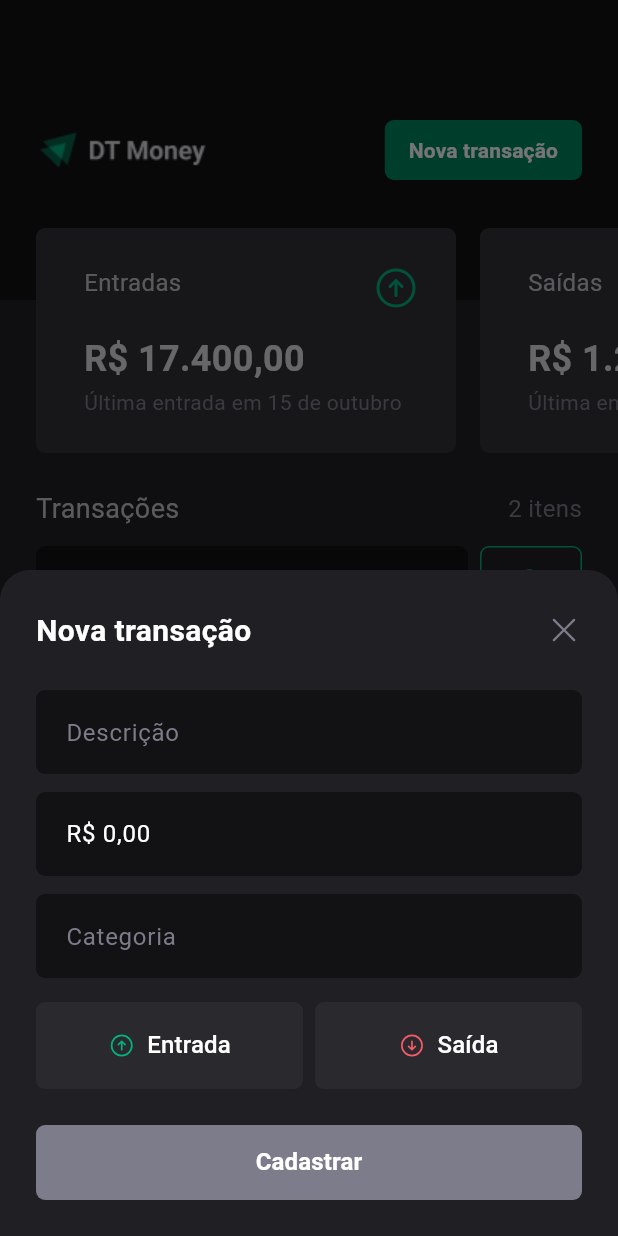
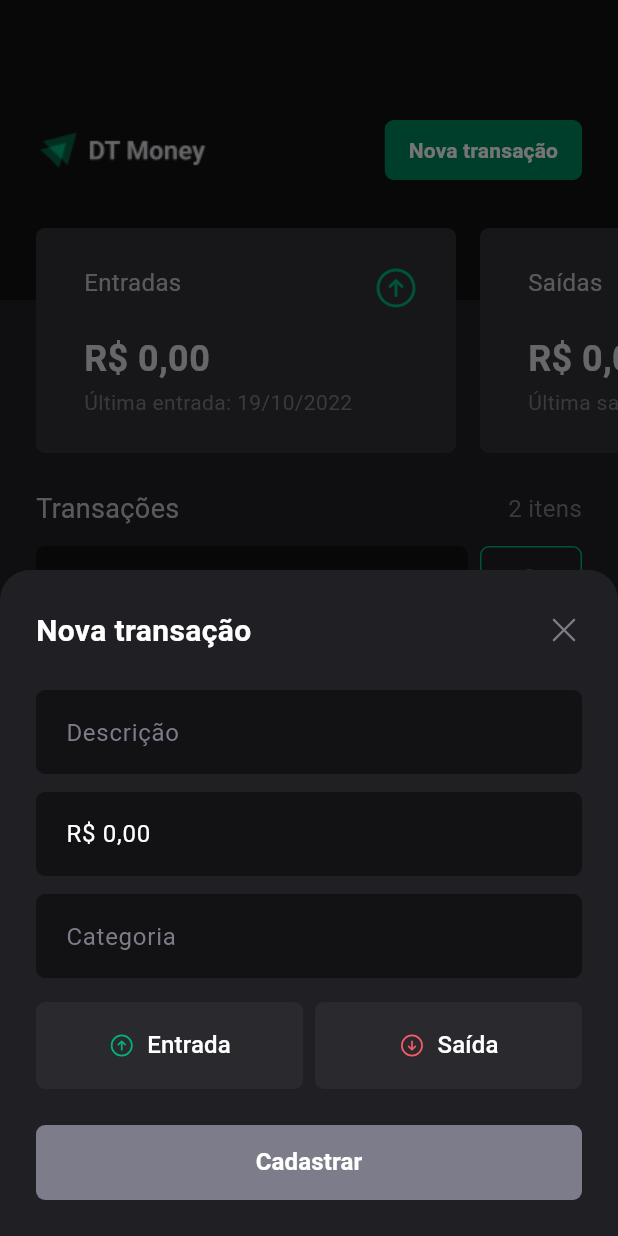
Before and after one commit to alvesluc/dt_money, a Flutter app: the screen it shows after launch, after a tap on "Nova transação", on a phone screen of 412 x 824 dp. Run offline on Flutter 3.47's test engine with Material 2 defaults, Android fonts, the phone set to English and light mode, and no system bars; our stand-ins replace currency_text_input_formatter, phosphor_flutter, shared_preferences.

Commit message:
Transactions and Dashboard synced now displaying date formatted

```diff
--- a/lib/src/app.dart
+++ b/lib/src/app.dart
@@ -1,3 +1,4 @@
+import 'package:dt_money/src/providers/dashboard_provider.dart';
 import 'package:flutter/material.dart';
 import 'package:provider/provider.dart';
 
@@ -22,7 +23,13 @@ class MyApp extends StatelessWidget {
         ),
         ChangeNotifierProvider(
           create: (context) => TransactionsStore(context.read()),
-        )
+        ),
+        Provider(
+          create: (context) => DashboardService(context.read()),
+        ),
+        ChangeNotifierProvider(
+          create: (context) => DashboardStore(context.read()),
+        ),
       ],
       child: MaterialApp(
         debugShowCheckedModeBanner: false,
--- a/lib/src/features/home/home_page.dart
+++ b/lib/src/features/home/home_page.dart
@@ -2,9 +2,6 @@ import 'package:flutter/material.dart';
 import 'package:flutter/services.dart';
 
 import '../../shared/colors.dart';
-import 'models/total_balance.dart';
-import 'models/total_expenses.dart';
-import 'models/total_income.dart';
 import 'widgets/dashboard.dart';
 import 'widgets/home_app_bar.dart';
 import 'widgets/made_with_love.dart';
@@ -42,10 +39,6 @@ class _HomePageState extends State<HomePage> {
     }
   }
 
-  final totalIncome = TotalIncomeModel(17400, DateTime.now());
-  final totalExpenses = TotalExpensesModel(1259, DateTime.now());
-  final totalBalance = TotalBalanceModel(16141, DateTime.now(), DateTime.now());
-
   @override
   Widget build(BuildContext context) {
     SystemChrome.setSystemUIOverlayStyle(SystemUiOverlayStyle.light);
@@ -56,16 +49,12 @@ class _HomePageState extends State<HomePage> {
         body: ListView(
           controller: scrollController,
           padding: const EdgeInsets.only(),
-          children: [
-            const HomeAppBar(),
-            Dashboard(
-              totalIncome: totalIncome,
-              totalExpenses: totalExpenses,
-              totalBalance: totalBalance,
-            ),
-            const TransactionsList(),
-            const SizedBox(height: 8),
-            const MadeWithLoveByAlvesLuc()
+          children: const [
+            HomeAppBar(),
+            Dashboard(),
+            TransactionsList(),
+            SizedBox(height: 8),
+            MadeWithLoveByAlvesLuc()
           ],
         ),
         floatingActionButton: isFABVisible && constraints.maxWidth < 720
--- /dev/null
+++ b/lib/src/features/home/models/dasboard_model.dart
@@ -0,0 +1,25 @@
+// ignore_for_file: public_member_api_docs, sort_constructors_first
+class DashboardModel {
+  final double totalIncome;
+  final DateTime lastIncomeDate;
+  final double totalExpenses;
+  final DateTime lastExpenseDate;
+  final double totalBalance;
+  final DateTime firstEntry;
+  final DateTime lastEntry;
+
+  DashboardModel(
+    this.totalIncome,
+    this.lastIncomeDate,
+    this.totalExpenses,
+    this.lastExpenseDate,
+    this.totalBalance,
+    this.firstEntry,
+    this.lastEntry,
+  );
+
+  @override
+  String toString() {
+    return 'DashboardModel(totalIncome: $totalIncome, lastIncomeDate: $lastIncomeDate, totalExpenses: $totalExpenses, lastExpenseDate: $lastExpenseDate, totalBalance: $totalBalance, firstEntry: $firstEntry, lastEntry: $lastEntry)';
+  }
+}
--- a/lib/src/features/home/widgets/dashboard.dart
+++ b/lib/src/features/home/widgets/dashboard.dart
@@ -1,26 +1,33 @@
 import 'package:flutter/material.dart';
+import 'package:provider/provider.dart';
 
-import '../models/total_balance.dart';
-import '../models/total_expenses.dart';
-import '../models/total_income.dart';
+import '../../../providers/dashboard_provider.dart';
 import 'expenses_card.dart';
 import 'income_card.dart';
 import 'total_balance_card.dart';
 
-class Dashboard extends StatelessWidget {
-  const Dashboard({
-    super.key,
-    required this.totalIncome,
-    required this.totalExpenses,
-    required this.totalBalance,
+class Dashboard extends StatefulWidget {
+  const Dashboard({super.key});
+
+  @override
+  State<Dashboard> createState() => _DashboardState();
+}
+
+class _DashboardState extends State<Dashboard> {
+  @override
+  void initState() {
+    super.initState();
+    WidgetsBinding.instance.addPostFrameCallback((_) {
+      context.read<DashboardStore>().getDashboard();
     });
-
-  final TotalIncomeModel totalIncome;
-  final TotalExpensesModel totalExpenses;
-  final TotalBalanceModel totalBalance;
+  }
 
   @override
   Widget build(BuildContext context) {
+    final store = context.watch<DashboardStore>();
+    final state = store.value;
+
+    if (state is SuccessDashboardState) {
       return LayoutBuilder(
         builder: (context, constraints) {
           if (constraints.maxWidth > 920) {
@@ -35,21 +42,25 @@ class Dashboard extends StatelessWidget {
                   children: [
                     Expanded(
                       child: IncomeCard(
-                      totalIncome: totalIncome,
+                        totalIncome: state.dashboard.totalIncome,
+                        lastEntry: state.dashboard.lastIncomeDate,
                         isMobile: false,
                       ),
                     ),
                     const SizedBox(width: 32),
                     Expanded(
                       child: ExpensesCard(
-                      totalExpenses: totalExpenses,
+                        totalExpenses: state.dashboard.totalExpenses,
+                        lastEntry: state.dashboard.lastExpenseDate,
                         isMobile: false,
                       ),
                     ),
                     const SizedBox(width: 32),
                     Expanded(
                       child: TotalBalanceCard(
-                      totalBalance: totalBalance,
+                        totalBalance: state.dashboard.totalBalance,
+                        firstEntry: state.dashboard.firstEntry,
+                        lastEntry: state.dashboard.lastEntry,
                         isMobile: false,
                       ),
                     ),
@@ -65,11 +76,76 @@ class Dashboard extends StatelessWidget {
               padding: const EdgeInsets.symmetric(horizontal: 24),
               scrollDirection: Axis.horizontal,
               children: [
-              IncomeCard(totalIncome: totalIncome),
+                IncomeCard(
+                  totalIncome: state.dashboard.totalIncome,
+                  lastEntry: state.dashboard.lastIncomeDate,
+                ),
                 const SizedBox(width: 16),
-              ExpensesCard(totalExpenses: totalExpenses),
+                ExpensesCard(
+                  totalExpenses: state.dashboard.totalExpenses,
+                  lastEntry: state.dashboard.lastExpenseDate,
+                ),
                 const SizedBox(width: 16),
-              TotalBalanceCard(totalBalance: totalBalance),
+                TotalBalanceCard(
+                  totalBalance: state.dashboard.totalBalance,
+                  firstEntry: state.dashboard.firstEntry,
+                  lastEntry: state.dashboard.lastEntry,
+                ),
+              ],
+            ),
+          );
+        },
+      );
+    }
+    return const _DefaultDashboard();
+  }
+}
+
+class _DefaultDashboard extends StatelessWidget {
+  const _DefaultDashboard();
+
+  @override
+  Widget build(BuildContext context) {
+    return LayoutBuilder(
+      builder: (context, constraints) {
+        if (constraints.maxWidth > 920) {
+          return Center(
+            child: Container(
+              margin: const EdgeInsets.symmetric(horizontal: 24),
+              transform: Matrix4.translationValues(0.0, -48.0, 0.0),
+              width: 1120,
+              child: Row(
+                mainAxisAlignment: MainAxisAlignment.spaceBetween,
+                mainAxisSize: MainAxisSize.max,
+                children: const [
+                  Expanded(
+                    child: IncomeCard(totalIncome: 0, isMobile: false),
+                  ),
+                  SizedBox(width: 32),
+                  Expanded(
+                    child: ExpensesCard(totalExpenses: 0, isMobile: false),
+                  ),
+                  SizedBox(width: 32),
+                  Expanded(
+                    child: TotalBalanceCard(totalBalance: 0, isMobile: false),
+                  ),
+                ],
+              ),
+            ),
+          );
+        }
+        return Container(
+          height: 150,
+          transform: Matrix4.translationValues(0.0, -48.0, 0.0),
+          child: ListView(
+            padding: const EdgeInsets.symmetric(horizontal: 24),
+            scrollDirection: Axis.horizontal,
+            children: const [
+              IncomeCard(totalIncome: 0),
+              SizedBox(width: 16),
+              ExpensesCard(totalExpenses: 0),
+              SizedBox(width: 16),
+              TotalBalanceCard(totalBalance: 0),
             ],
           ),
         );
--- a/lib/src/features/home/widgets/expenses_card.dart
+++ b/lib/src/features/home/widgets/expenses_card.dart
@@ -1,18 +1,20 @@
+import 'package:dt_money/src/shared/extensions.dart';
 import 'package:flutter/material.dart';
+import 'package:intl/intl.dart';
 import 'package:phosphor_flutter/phosphor_flutter.dart';
 
 import '../../../shared/colors.dart';
-import '../../../shared/extensions.dart';
-import '../models/total_expenses.dart';
 
 class ExpensesCard extends StatelessWidget {
   const ExpensesCard({
     super.key,
     required this.totalExpenses,
     this.isMobile = true,
+    this.lastEntry,
   });
 
-  final TotalExpensesModel totalExpenses;
+  final double totalExpenses;
+  final DateTime? lastEntry;
   final bool isMobile;
 
   @override
@@ -53,7 +55,7 @@ class ExpensesCard extends StatelessWidget {
           ),
           const SizedBox(height: 14),
           Text(
-            'R\$ ${totalExpenses.value.toCurrency()}',
+            'R\$ ${totalExpenses.toCurrency()}',
             style: TextStyle(
               height: 1.4,
               fontSize: isMobile ? 24 : 32,
@@ -62,9 +64,9 @@ class ExpensesCard extends StatelessWidget {
             ),
           ),
           const SizedBox(height: 2),
-          const Text(
-            'Última entrada em 15 de outubro',
-            style: TextStyle(
+          Text(
+            lastEntry != null ? 'Última saída: ${ DateFormat('dd/MM/y').format(lastEntry!)}': '',
+            style: const TextStyle(
               color: AppColors.gray5,
             ),
           ),
--- a/lib/src/features/home/widgets/income_card.dart
+++ b/lib/src/features/home/widgets/income_card.dart
@@ -1,18 +1,20 @@
 import 'package:flutter/material.dart';
+import 'package:intl/intl.dart';
 import 'package:phosphor_flutter/phosphor_flutter.dart';
 
 import '../../../shared/colors.dart';
 import '../../../shared/extensions.dart';
-import '../models/total_income.dart';
 
 class IncomeCard extends StatelessWidget {
   const IncomeCard({
     super.key,
+    this.isMobile = true,
     required this.totalIncome,
-    this.isMobile = true,
+    this.lastEntry,
   });
 
-  final TotalIncomeModel totalIncome;
+  final double totalIncome;
+  final DateTime? lastEntry;
   final bool isMobile;
 
   @override
@@ -53,7 +55,7 @@ class IncomeCard extends StatelessWidget {
           ),
           const SizedBox(height: 14),
           Text(
-            'R\$ ${totalIncome.value.toCurrency()}',
+            'R\$ ${totalIncome.toCurrency()}',
             style: TextStyle(
               height: 1.4,
               fontSize: isMobile ? 24 : 32,
@@ -62,9 +64,11 @@ class IncomeCard extends StatelessWidget {
             ),
           ),
           const SizedBox(height: 2),
-          const Text(
-            'Última entrada em 15 de outubro',
-            style: TextStyle(
+          Text(
+            lastEntry != null
+                ? 'Última entrada: ${DateFormat('dd/MM/y').format(lastEntry!)}'
+                : '',
+            style: const TextStyle(
               color: AppColors.gray5,
             ),
           ),
--- a/lib/src/features/home/widgets/total_balance_card.dart
+++ b/lib/src/features/home/widgets/total_balance_card.dart
@@ -1,18 +1,22 @@
+import 'package:dt_money/src/shared/extensions.dart';
 import 'package:flutter/material.dart';
+import 'package:intl/intl.dart';
 import 'package:phosphor_flutter/phosphor_flutter.dart';
 
 import '../../../shared/colors.dart';
-import '../../../shared/extensions.dart';
-import '../models/total_balance.dart';
 
 class TotalBalanceCard extends StatelessWidget {
   const TotalBalanceCard({
     super.key,
     required this.totalBalance,
     this.isMobile = true,
+    this.firstEntry,
+    this.lastEntry,
   });
 
-  final TotalBalanceModel totalBalance;
+  final double totalBalance;
+  final DateTime? firstEntry;
+  final DateTime? lastEntry;
   final bool isMobile;
 
   @override
@@ -53,7 +57,7 @@ class TotalBalanceCard extends StatelessWidget {
           ),
           const SizedBox(height: 14),
           Text(
-            'R\$ ${totalBalance.value.toCurrency()}',
+            'R\$ ${totalBalance.toCurrency()}',
             style: TextStyle(
               height: 1.4,
               fontSize: isMobile ? 24 : 32,
@@ -62,9 +66,12 @@ class TotalBalanceCard extends StatelessWidget {
             ),
           ),
           const SizedBox(height: 2),
-          const Text(
-            'De 15/03/22 até 13/04/22',
-            style: TextStyle(
+          Text(
+            firstEntry == null || lastEntry == null
+                ? ''
+                : 'De ${DateFormat('dd/MM/y').format(firstEntry!)} até ${DateFormat('dd/MM/y').format(lastEntry!)}',
+            // lastEntry != null ? 'Última saída: ${ DateFormat('dd/MM/y').format(lastEntry!)}': '',
+            style: const TextStyle(
               color: AppColors.gray6,
             ),
           ),
--- a/lib/src/features/new_transaction/new_transaction_sheet.dart
+++ b/lib/src/features/new_transaction/new_transaction_sheet.dart
@@ -1,4 +1,5 @@
 import 'package:currency_text_input_formatter/currency_text_input_formatter.dart';
+import 'package:dt_money/src/providers/dashboard_provider.dart';
 import 'package:flutter/material.dart';
 
 import '../../providers/transactions_provider.dart';
@@ -111,6 +112,7 @@ class _NewTransactionSheetState extends State<NewTransactionSheet> {
 
   Future<void> validateForm(BuildContext context) async {
     final transactionStore = context.read<TransactionsStore>();
+    final dashboardStore = context.read<DashboardStore>();
 
     if (formKey.currentState!.validate()) {
       final transaction = TransactionModel(
@@ -118,9 +120,12 @@ class _NewTransactionSheetState extends State<NewTransactionSheet> {
         value: store.value,
         category: store.category,
         type: TransactionType.values.byName(store.typeNotifier.value.name),
+        entryDate: DateTime.now(),
       );
 
       await transactionStore.addTransaction(transaction);
+      await dashboardStore.updateDashboard(transaction);
+
       Navigator.pop(context);
     }
   }
--- /dev/null
+++ b/lib/src/providers/dashboard_provider.dart
@@ -0,0 +1,122 @@
+import 'package:flutter/material.dart';
+
+import '../features/home/models/dasboard_model.dart';
+import '../features/home/models/transaction.dart';
+import '../services/local_storage_service.dart';
+
+class DashboardStore extends ValueNotifier<DashboardState> {
+  DashboardStore(this._transactionsService) : super(InitialDashboardState());
+
+  final DashboardService _transactionsService;
+
+  double _totalIncome = 0;
+  DateTime _lastIncomeDate = DateTime.now();
+
+  double _totalExpenses = 0;
+  DateTime _lastExpenseDate = DateTime.now();
+
+  double _totalBalance = 0;
+  DateTime _firstEntry = DateTime.now();
+  DateTime _lastEntry = DateTime.now();
+
+  Future<void> getDashboard() async {
+    value = LoadingDashboardState();
+    try {
+      final transactions = await _transactionsService.getTransactions();
+
+      for (var transaction in transactions) {
+        sortTransactionValue(transaction);
+      }
+
+      value = SuccessDashboardState(
+        DashboardModel(
+          _totalIncome,
+          _lastIncomeDate,
+          _totalExpenses,
+          _lastExpenseDate,
+          _totalBalance,
+          _firstEntry,
+          _lastEntry,
+        ),
+      );
+    } catch (e) {
+      value = ErrorDashboardState(e.toString());
+    }
+  }
+
+  Future<void> updateDashboard(TransactionModel transaction) async {
+    sortTransactionValue(transaction);
+
+    value = SuccessDashboardState(
+      DashboardModel(
+        _totalIncome,
+        _lastIncomeDate,
+        _totalExpenses,
+        _lastExpenseDate,
+        _totalBalance,
+        _firstEntry,
+        _lastEntry,
+      ),
+    );
+  }
+
+  void sortTransactionValue(TransactionModel transaction) {
+    switch (transaction.type) {
+      case TransactionType.income:
+        _totalIncome += transaction.value;
+        _lastIncomeDate = _getLatestEntryDate(
+          _lastIncomeDate,
+          transaction.entryDate,
+        );
+        break;
+      case TransactionType.expense:
+        _totalExpenses += transaction.value;
+        _lastExpenseDate = _getLatestEntryDate(
+          _lastExpenseDate,
+          transaction.entryDate,
+        );
+        break;
+    }
+    _totalBalance = _totalIncome - _totalExpenses;
+    _firstEntry = _getFirstEntry(_firstEntry, transaction.entryDate);
+    _lastEntry = _getLatestEntryDate(_lastIncomeDate, _lastExpenseDate);
+  }
+
+  DateTime _getFirstEntry(DateTime firstEntry, DateTime compareDate) {
+    if (firstEntry.isBefore(compareDate)) return firstEntry;
+    return compareDate;
+  }
+
+  DateTime _getLatestEntryDate(DateTime lastIncomeDate, DateTime compareDate) {
+    if (lastIncomeDate.isAfter(compareDate)) return lastIncomeDate;
+    return compareDate;
+  }
+}
+
+class DashboardService {
+  DashboardService(this._localStorage);
+
+  final LocalStorageService _localStorage;
+
+  Future<List<TransactionModel>> getTransactions() async {
+    return _localStorage.getTransactions();
+  }
+}
+
+abstract class DashboardState {}
+
+class InitialDashboardState extends DashboardState {}
+
+class LoadingDashboardState extends DashboardState {}
+
+class SuccessDashboardState extends DashboardState {
+  final DashboardModel dashboard;
+
+  SuccessDashboardState(this.dashboard);
+}
+
+class ErrorDashboardState extends DashboardState {
+  final String message;
+
+  ErrorDashboardState(this.message);
+}
--- a/lib/src/shared/extensions.dart
+++ b/lib/src/shared/extensions.dart
@@ -9,6 +9,7 @@ extension BreakpointUtils on BoxConstraints {
 
 extension ToReal on double {
   String toCurrency() {
+    if(this == 0) return '0,00';
     return NumberFormat('#,###.00', 'pt_BR').format(this);
   }
 }
```
Also changed, not shown: lib/src/features/home/models/transaction.dart (+7 -22 lines), lib/src/features/home/widgets/transaction.dart (+16 -15 lines), lib/src/features/new_transaction/new_transaction_dialog.dart (+8 -2 lines), 3 other files. Lines whose indentation alone changed are shown as unchanged.
